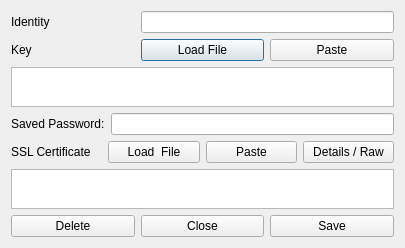
The window that ui/cert-edit.ui (berndhs/egalite) describes before a commit, drawn with Qt 5.
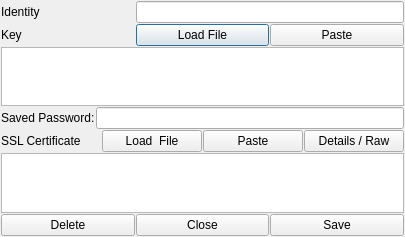
The same window after the commit. Icons and pictures are not drawn.

Commit message: made margins small, the default qt-designer margins are silly

What changed in the file:
```diff
--- a/ui/cert-edit.ui
+++ b/ui/cert-edit.ui
@@ -178,6 +178,7 @@
    </item>
   </layout>
  </widget>
+ <layoutdefault spacing="1" margin="1"/>
  <resources>
   <include location="../dchat.qrc"/>
  </resources>
```
Left out of the diff: 1 changed line with no effect on the pictures. The commit also changes 18 other files.
